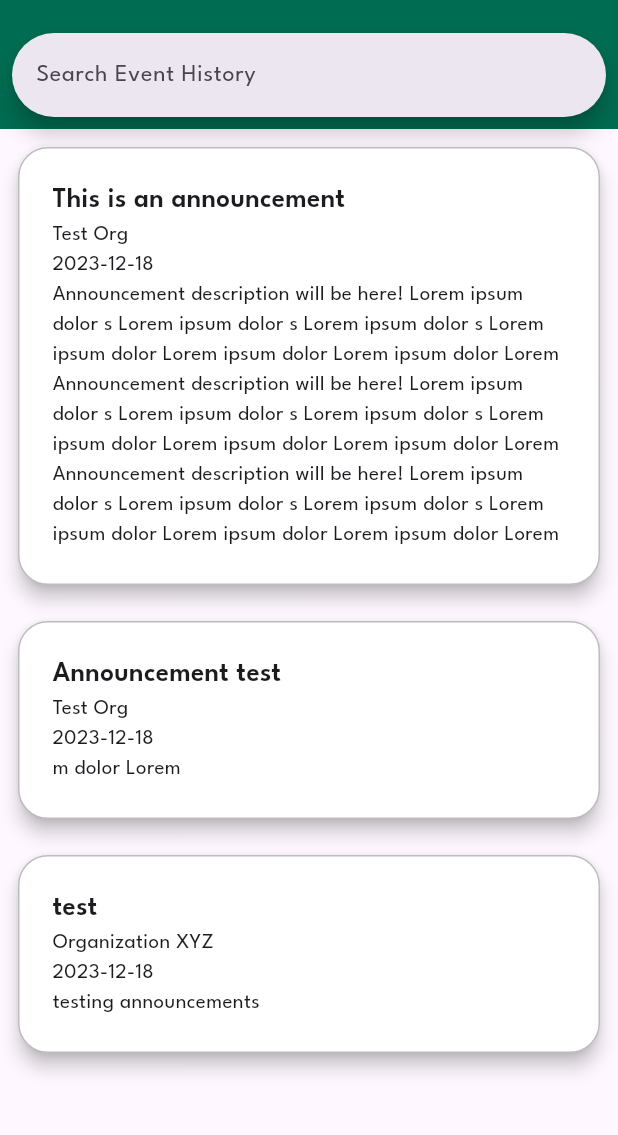
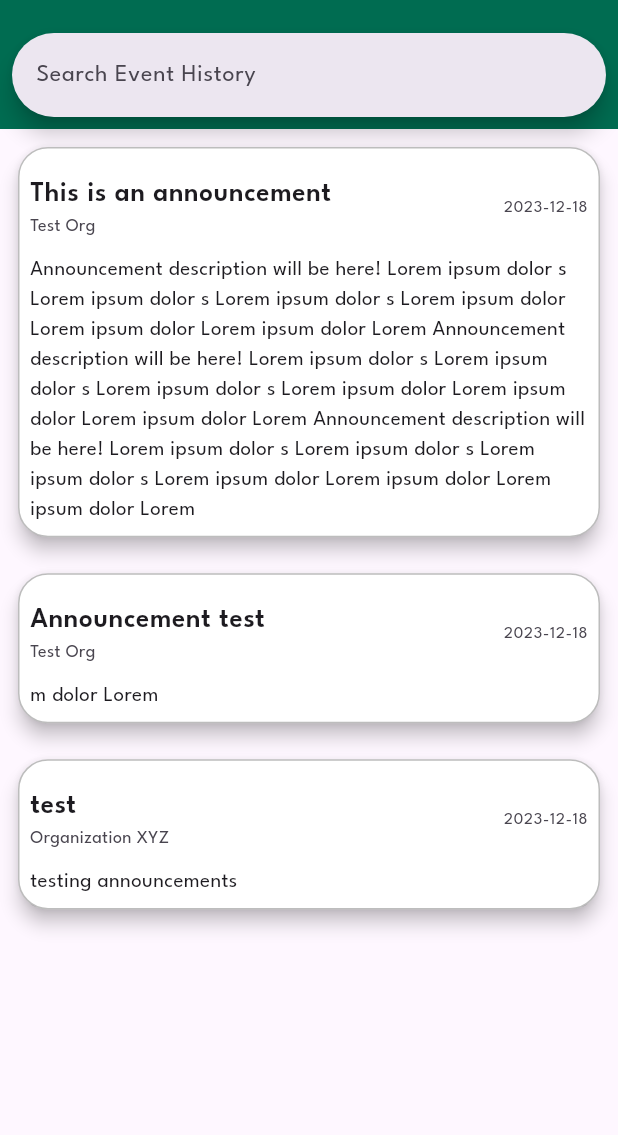
Before and after one commit to KnightAssistUCF/KnightAssist-Mobile-App, a Flutter app: the UpdateScreen screen opened by its route, on a phone screen of 412 x 824 dp, the part 63-1198 px from its top. Run offline on Flutter 3.47's test engine with Material 3 defaults, Android fonts, the phone set to English and light mode, and no system bars; our stand-ins replace flutter_riverpod, go_router, percent_indicator, riverpod_annotation, rxdart; missing offline and left inert: editable_image; generated files the repository leaves out were written again.

Commit message:
update text alignment of update

```diff
--- a/knightassist_mobile_app/lib/src/features/organizations/presentation/update_screen.dart
+++ b/knightassist_mobile_app/lib/src/features/organizations/presentation/update_screen.dart
@@ -363,30 +363,35 @@ class UpdateCard extends StatelessWidget {
                     crossAxisAlignment: CrossAxisAlignment.start,
                     children: [
                       Padding(
-                        padding: const EdgeInsets.all(15.0),
+                        padding: const EdgeInsets.all(0.05),
                         child: Column(
                           crossAxisAlignment: CrossAxisAlignment.start,
                           mainAxisAlignment: MainAxisAlignment.start,
                           children: [
-                            Text(
+                            ListTile(
+                              contentPadding: EdgeInsets.zero,
+                              dense: true,
+                              visualDensity: VisualDensity.standard,
+                              title: Text(
                                 update.title,
                                 style: const TextStyle(
                                     fontWeight: FontWeight.w600,
                                     fontSize: 18),
                                 textAlign: TextAlign.start,
                               ),
-                            Text(
+                              subtitle: Text(
                               sponsor.name,
                               style: const TextStyle(
                                 fontWeight: FontWeight.w400),
                               textAlign: TextAlign.start,
                             ),
-                            Text(
+                            trailing: Text(
                               DateFormat('yyyy-MM-dd')
                                   .format(update.date),
                               style: const TextStyle(
                                   fontWeight: FontWeight.w400),
-                              textAlign: TextAlign.end,
+                              textAlign: TextAlign.start,
+                            ),
                             ),
                           Text(
                             update.content,
```
Lines whose indentation alone changed are shown as unchanged.
